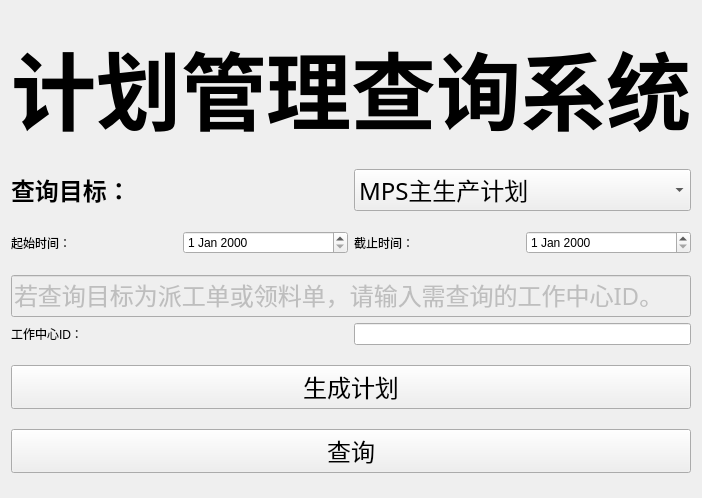
Above: jh/code/window_chaxun.ui from joker20020/ERP before the change. Below: the same form after it.
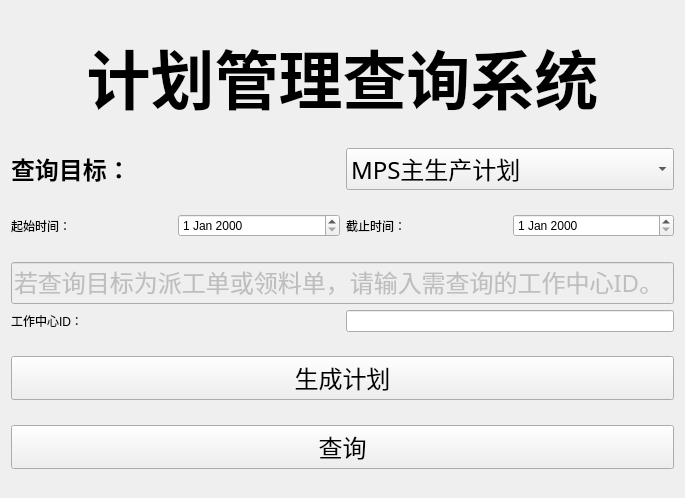
That is the form after the change. Custom widgets are drawn as their Qt base class.

```diff
--- a/jh/code/window_chaxun.ui
+++ b/jh/code/window_chaxun.ui
@@ -46,7 +46,7 @@
      <property name="font">
       <font>
        <family>Songti SC</family>
-       <pointsize>64</pointsize>
+       <pointsize>48</pointsize>
        <bold>true</bold>
       </font>
      </property>
```
